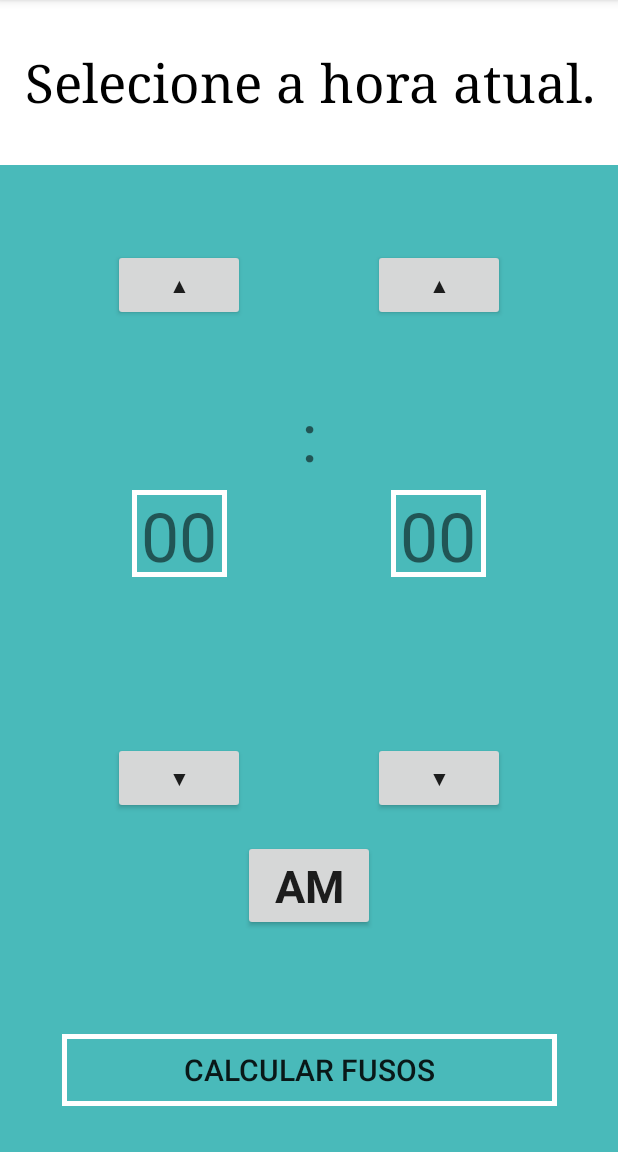
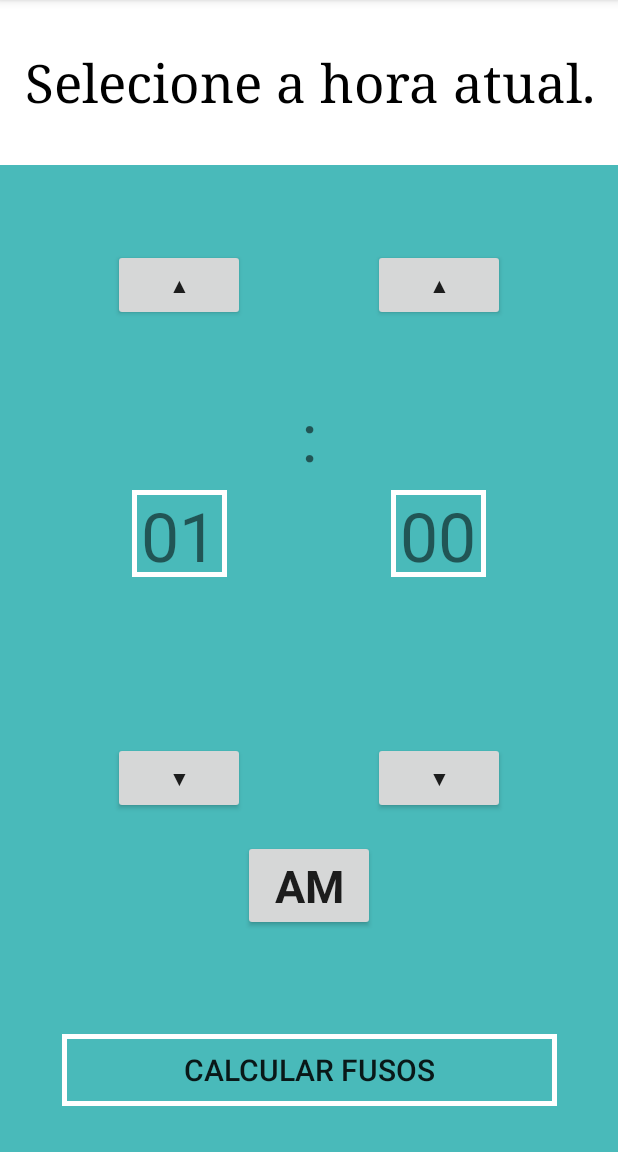
Before and after one commit to pedrohenaracci/HoradosPaises, an Android app: the SelecionarActivity screen opened directly, with no data from a screen before it, after a tap on "CALCULAR FUSOS", on a phone screen of 412 x 824 dp, the part 84-1236 px from its top. Run offline under Robolectric (Android 15) with nearby library versions, the phone set to English and light mode, and no system bars; Roboto replaces fonts that are not available here; 3 other taps on this screen came first.

Commit message:
falto arquivo no ultimo commit

```diff
--- a/app/src/main/AndroidManifest.xml
+++ b/app/src/main/AndroidManifest.xml
@@ -16,11 +16,13 @@
                 <category android:name="android.intent.category.LAUNCHER" />
             </intent-filter>
         </activity>
-        <activity android:name=".SelecionarActivity"></activity>
+        <activity android:name=".SelecionarActivity" />
 
         <meta-data
             android:name="preloaded_fonts"
             android:resource="@array/preloaded_fonts" />
+
+        <activity android:name=".UltimaTelaActivity"></activity>
     </application>
 
 </manifest>
--- a/app/src/main/java/com/example/aula_01/horadospases/SelecionarActivity.java
+++ b/app/src/main/java/com/example/aula_01/horadospases/SelecionarActivity.java
@@ -2,12 +2,46 @@ package com.example.aula_01.horadospases;
 
 import android.support.v7.app.AppCompatActivity;
 import android.os.Bundle;
+import android.view.View;
+import android.widget.Button;
+import android.widget.TextView;
 
 public class SelecionarActivity extends AppCompatActivity {
+
+    TextView text_hora ;
+    TextView text_minuto;
+
+    int auxh;
+    int auxm;
+
 
     @Override
     protected void onCreate(Bundle savedInstanceState) {
         super.onCreate(savedInstanceState);
         setContentView(R.layout.activity_selecionar);
+        text_hora = findViewById(R.id.textView_hora);
+        text_minuto = findViewById(R.id.textView_minuto);
+
+
     }
+    public void maisHora(View view){
+        if(Integer.parseInt(text_hora.getText().toString()) <= 9){
+            auxh = Integer.parseInt(text_hora.getText().toString());
+            auxh += 1;
+            String hora_final = Integer.toString(auxh);
+            text_hora.setText("0"+hora_final);
+
+        }else if(text_hora.getText().toString().equalsIgnoreCase("12")){
+            int aux = 01;
+            String hora_final = Integer.toString(aux);
+            text_hora.setText("0"+hora_final);
+        }else{
+
+            auxh += 1;
+            String hora_final = Integer.toString(auxh);
+            text_hora.setText(hora_final);
+        }
+    }
+
+
 }
--- a/app/src/main/res/layout/activity_selecionar.xml
+++ b/app/src/main/res/layout/activity_selecionar.xml
@@ -51,12 +51,14 @@
                 android:layout_marginStart="75dp"
                 android:layout_marginTop="56dp"
                 android:text="▲"
+                android:onClick="maisHora"
                 app:layout_constraintBottom_toTopOf="@+id/botao_menos_hora"
                 app:layout_constraintEnd_toStartOf="@+id/botao_mais_minuto"
                 app:layout_constraintHorizontal_bias="0.0"
                 app:layout_constraintStart_toStartOf="parent"
                 app:layout_constraintTop_toTopOf="parent"
-                app:layout_constraintVertical_bias="0.0" />
+                app:layout_constraintVertical_bias="0.0"
+                tools:ignore="OnClick" />
 
             <Button
                 android:id="@+id/botao_mais_minuto"
@@ -66,6 +68,7 @@
                 android:layout_marginEnd="75dp"
                 android:layout_marginTop="56dp"
                 android:text="▲"
+                android:onClick="maisMinuto"
                 app:layout_constraintBottom_toTopOf="@+id/botao_menos_minuto"
                 app:layout_constraintEnd_toEndOf="parent"
                 app:layout_constraintTop_toTopOf="parent"
@@ -79,6 +82,7 @@
                 android:layout_marginEnd="40dp"
                 android:layout_marginStart="75dp"
                 android:text="▼"
+                android:onClick="menosHora"
                 app:layout_constraintBottom_toBottomOf="parent"
                 app:layout_constraintEnd_toStartOf="@+id/botao_menos_minuto"
                 app:layout_constraintHorizontal_bias="0.0"
@@ -92,6 +96,7 @@
                 android:layout_marginBottom="116dp"
                 android:layout_marginEnd="75dp"
                 android:text="▼"
+                android:onClick="menosMinuto"
                 app:layout_constraintBottom_toBottomOf="parent"
                 app:layout_constraintEnd_toEndOf="parent"
                 tools:ignore="MissingConstraints" />
@@ -139,7 +144,6 @@
                 android:layout_marginBottom="8dp"
                 android:layout_marginStart="88dp"
                 android:layout_marginTop="8dp"
-                android:gravity="center_vertical"
                 android:text="00"
                 android:textAlignment="center"
                 android:textSize="45sp"
@@ -161,6 +165,7 @@
                 android:fontFamily="@font/aldrich"
                 android:gravity="center_vertical"
                 android:text="AM"
+                android:onClick="amPm"
                 android:textAlignment="center"
                 android:textAllCaps="false"
                 android:textSize="30sp"
@@ -186,7 +191,7 @@
                 android:layout_marginStart="8dp"
                 android:layout_marginTop="8dp"
                 android:background="@drawable/background_botao"
-                android:onClick="pressionarBotao"
+                android:onClick="calcular"
                 android:text="Calcular Fusos"
                 android:textSize="20sp"
                 app:layout_constraintBottom_toBottomOf="parent"
```
Also changed, not shown: app/src/main/res/layout/activity_ultima_tela.xml (+19 -2 lines).
